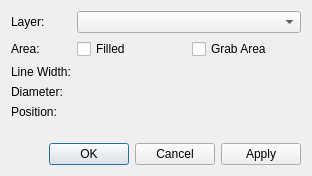
The window that libs/librepcb/editor/dialogs/circlepropertiesdialog.ui (LibrePCB/LibrePCB) describes before a commit, drawn with Qt 5.
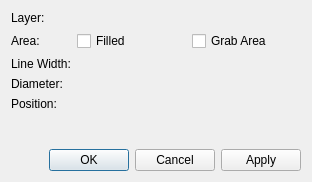
The same window after the commit. Custom widgets are drawn as their Qt base class.

Commit message: Refactor whole graphics layer architecture

Diff of the .ui file:
```diff
--- a/libs/librepcb/editor/dialogs/circlepropertiesdialog.ui
+++ b/libs/librepcb/editor/dialogs/circlepropertiesdialog.ui
@@ -7,7 +7,7 @@
     <x>0</x>
     <y>0</y>
     <width>312</width>
-    <height>176</height>
+    <height>182</height>
    </rect>
   </property>
   <property name="windowTitle">
@@ -26,9 +26,6 @@
        </property>
       </widget>
      </item>
-     <item row="0" column="1">
-      <widget class="QComboBox" name="cbxLayer"/>
-     </item>
      <item row="1" column="0">
       <widget class="QLabel" name="label_8">
        <property name="text">
@@ -91,6 +88,9 @@
      <item row="3" column="1">
       <widget class="librepcb::editor::PositiveLengthEdit" name="edtDiameter" native="true"/>
      </item>
+     <item row="0" column="1">
+      <widget class="librepcb::editor::GraphicsLayerComboBox" name="cbxLayer" native="true"/>
+     </item>
     </layout>
    </item>
    <item>
@@ -124,6 +124,12 @@
    <header location="global">librepcb/editor/widgets/positivelengthedit.h</header>
    <container>1</container>
   </customwidget>
+  <customwidget>
+   <class>librepcb::editor::GraphicsLayerComboBox</class>
+   <extends>QWidget</extends>
+   <header location="global">librepcb/editor/widgets/graphicslayercombobox.h</header>
+   <container>1</container>
+  </customwidget>
  </customwidgets>
  <tabstops>
   <tabstop>cbxLayer</tabstop>
```
Left out of the diff: 1 changed line with no effect on the pictures. The commit also changes 280 other files.
